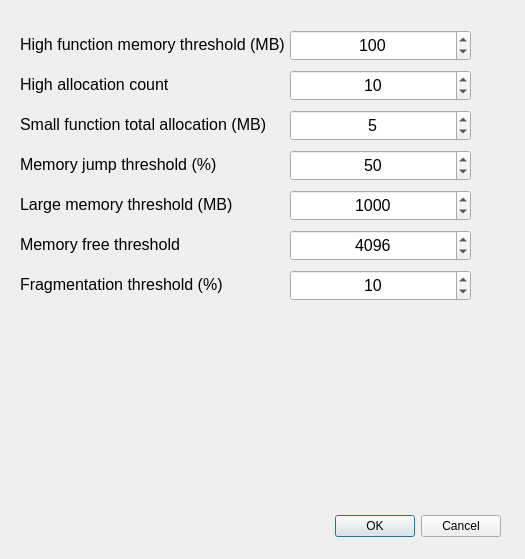
Old version of the form QT_Massif_App/massifanalyzerthresholdswindow.ui in the repository MATF-Software-Verification/2024_Research_MassifCheck.
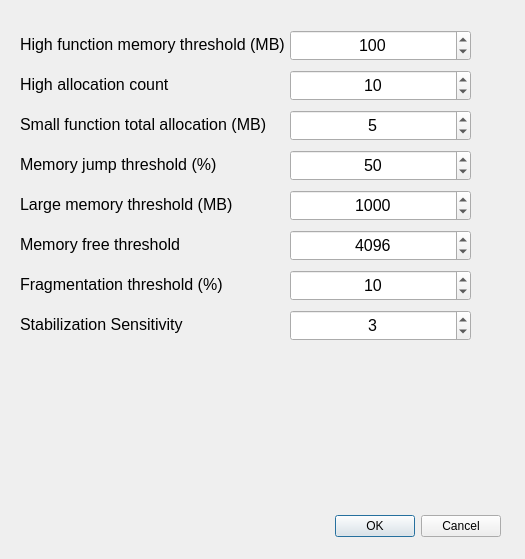
New version of the form.

Commit message: Added "Stabilization Sensitivity" to threshold settings and UI; added Doxygen explanation for `isMemoryStabilized` function

Diff of the .ui file:
```diff
--- a/QT_Massif_App/massifanalyzerthresholdswindow.ui
+++ b/QT_Massif_App/massifanalyzerthresholdswindow.ui
@@ -365,6 +365,54 @@
     <set>Qt::AlignmentFlag::AlignLeading|Qt::AlignmentFlag::AlignLeft|Qt::AlignmentFlag::AlignVCenter</set>
    </property>
   </widget>
+  <widget class="QLabel" name="lbStabilizationSensitivity">
+   <property name="geometry">
+    <rect>
+     <x>20</x>
+     <y>310</y>
+     <width>261</width>
+     <height>29</height>
+    </rect>
+   </property>
+   <property name="font">
+    <font>
+     <pointsize>12</pointsize>
+    </font>
+   </property>
+   <property name="lineWidth">
+    <number>0</number>
+   </property>
+   <property name="text">
+    <string>Stabilization Sensitivity</string>
+   </property>
+   <property name="alignment">
+    <set>Qt::AlignmentFlag::AlignLeading|Qt::AlignmentFlag::AlignLeft|Qt::AlignmentFlag::AlignVCenter</set>
+   </property>
+  </widget>
+  <widget class="QSpinBox" name="sbStabilizationSensitivity">
+   <property name="geometry">
+    <rect>
+     <x>290</x>
+     <y>310</y>
+     <width>181</width>
+     <height>31</height>
+    </rect>
+   </property>
+   <property name="font">
+    <font>
+     <pointsize>12</pointsize>
+    </font>
+   </property>
+   <property name="alignment">
+    <set>Qt::AlignmentFlag::AlignCenter</set>
+   </property>
+   <property name="maximum">
+    <number>20</number>
+   </property>
+   <property name="value">
+    <number>3</number>
+   </property>
+  </widget>
  </widget>
  <resources/>
  <connections>
```
The commit also changes 5 other files.
